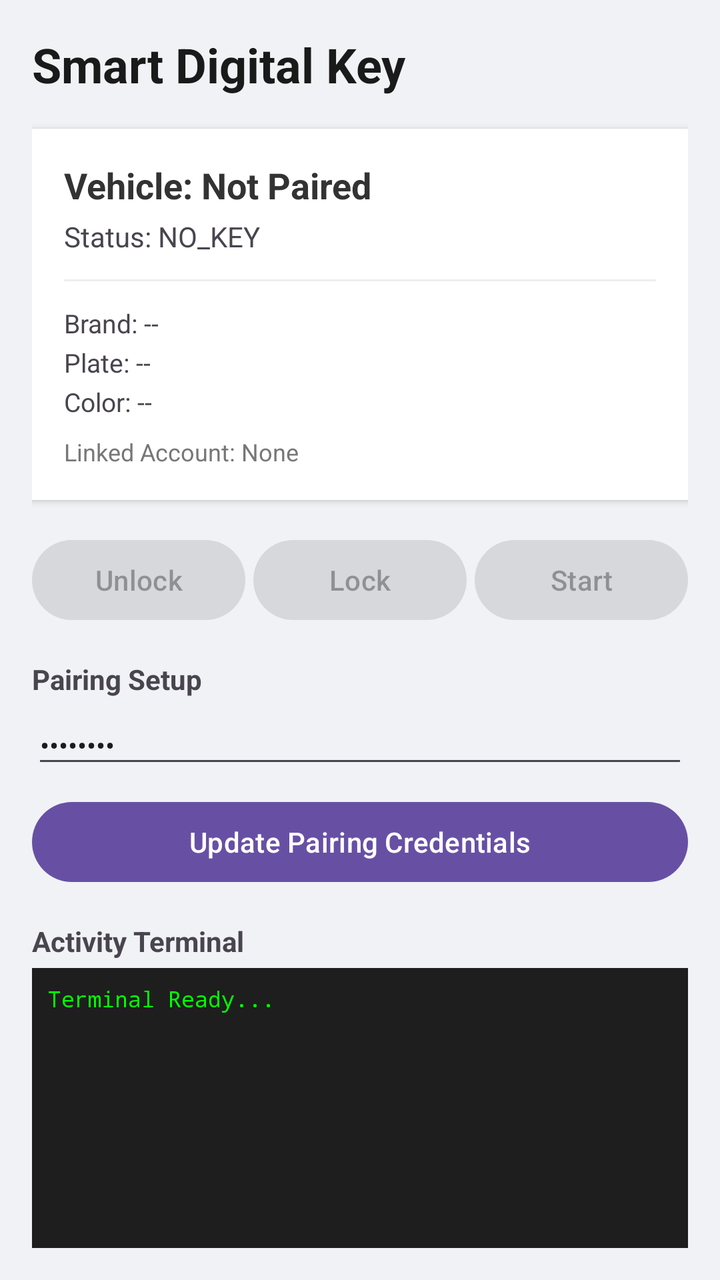
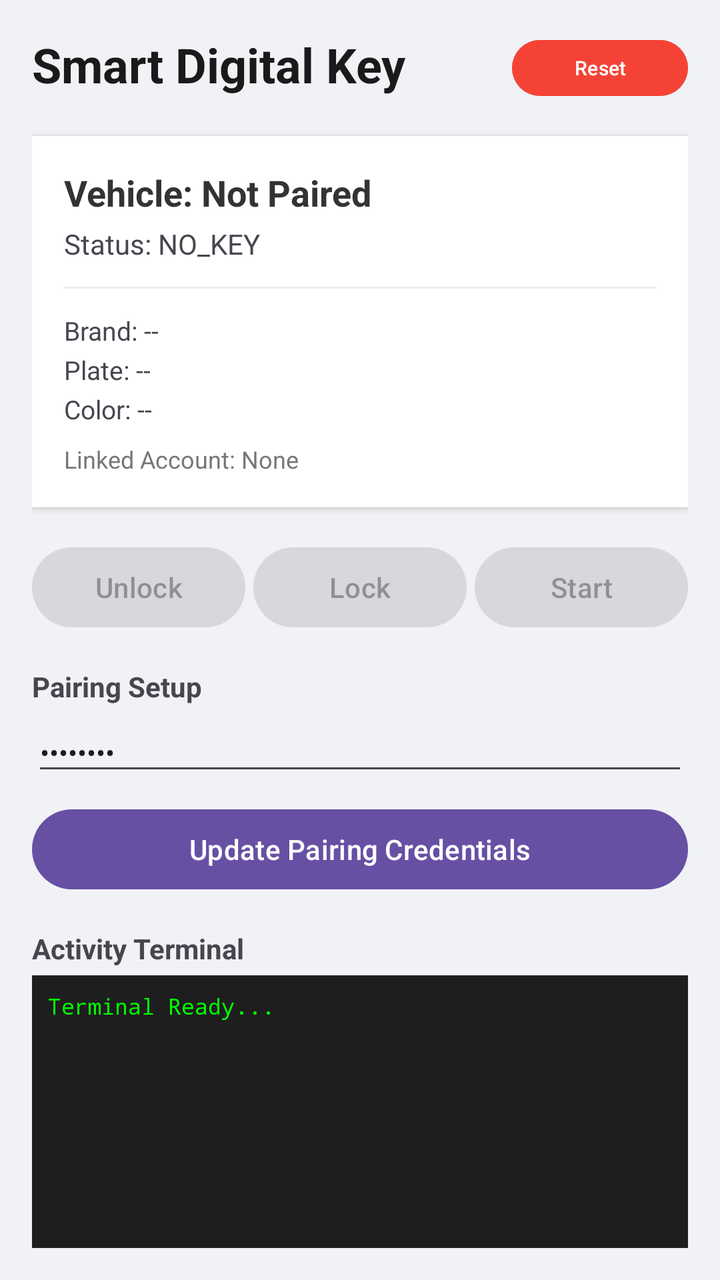

The first picture is an Android layout as it rendered before a commit; the second is the same layout after the commit. The layout source and the unified diff follow.
<!-- AndroidManifest.xml: application theme Theme._100_BasicCrypto -->
<!-- res/layout/activity_main.xml -->
<?xml version="1.0" encoding="utf-8"?>
<LinearLayout xmlns:android="http://schemas.android.com/apk/res/android"
    xmlns:app="http://schemas.android.com/apk/res-auto"
    xmlns:tools="http://schemas.android.com/tools"
    android:layout_width="match_parent"
    android:layout_height="match_parent"
    android:orientation="vertical"
    android:padding="16dp"
    android:background="#F0F2F5"
    tools:context=".MainActivity">

    <TextView
        android:layout_width="wrap_content"
        android:layout_height="wrap_content"
        android:text="Smart Digital Key"
        android:textSize="24sp"
        android:textStyle="bold"
        android:textColor="#1A1A1A"
        android:layout_marginBottom="16dp" />

    
    <LinearLayout
        android:id="@+id/card_key_info"
        android:layout_width="match_parent"
        android:layout_height="wrap_content"
        android:orientation="vertical"
        android:background="@android:color/white"
        android:padding="16dp"
        android:elevation="2dp"
        android:layout_marginBottom="16dp">

        <TextView
            android:id="@+id/tv_key_name"
            android:layout_width="wrap_content"
            android:layout_height="wrap_content"
            android:text="Vehicle: Not Paired"
            android:textStyle="bold"
            android:textSize="18sp"
            android:textColor="#333333" />

        <TextView
            android:id="@+id/tv_key_state"
            android:layout_width="wrap_content"
            android:layout_height="wrap_content"
            android:text="Status: NO_KEY"
            android:textSize="14sp"
            android:layout_marginTop="4dp" />

        <View
            android:layout_width="match_parent"
            android:layout_height="1dp"
            android:background="#EEEEEE"
            android:layout_marginVertical="12dp" />

        
        <TextView
            android:id="@+id/tv_metadata_brand"
            android:layout_width="wrap_content"
            android:layout_height="wrap_content"
            android:text="Brand: --"
            android:textSize="13sp" />

        <TextView
            android:id="@+id/tv_metadata_plate"
            android:layout_width="wrap_content"
            android:layout_height="wrap_content"
            android:text="Plate: --"
            android:textSize="13sp"
            android:layout_marginTop="2dp" />

        <TextView
            android:id="@+id/tv_metadata_color"
            android:layout_width="wrap_content"
            android:layout_height="wrap_content"
            android:text="Color: --"
            android:textSize="13sp"
            android:layout_marginTop="2dp" />

        <TextView
            android:id="@+id/tv_account_id"
            android:layout_width="wrap_content"
            android:layout_height="wrap_content"
            android:text="Linked Account: None"
            android:textSize="12sp"
            android:textColor="#777777"
            android:layout_marginTop="8dp" />
    </LinearLayout>

    
    <LinearLayout
        android:layout_width="match_parent"
        android:layout_height="wrap_content"
        android:orientation="horizontal"
        android:layout_marginBottom="16dp">

        <Button
            android:id="@+id/btn_unlock"
            android:layout_width="0dp"
            android:layout_height="wrap_content"
            android:layout_weight="1"
            android:text="Unlock"
            android:enabled="false"
            android:layout_marginRight="4dp" />

        <Button
            android:id="@+id/btn_lock"
            android:layout_width="0dp"
            android:layout_height="wrap_content"
            android:layout_weight="1"
            android:text="Lock"
            android:enabled="false"
            android:layout_marginRight="4dp" />

        <Button
            android:id="@+id/btn_start"
            android:layout_width="0dp"
            android:layout_height="wrap_content"
            android:layout_weight="1"
            android:text="Start"
            android:enabled="false" />
    </LinearLayout>

    
    <TextView
        android:layout_width="wrap_content"
        android:layout_height="wrap_content"
        android:text="Pairing Setup"
        android:textStyle="bold"
        android:layout_marginBottom="4dp" />

    <EditText
        android:id="@+id/et_pairing_password"
        android:layout_width="match_parent"
        android:layout_height="wrap_content"
        android:hint="Enter Pairing Password"
        android:text="12345678"
        android:inputType="textPassword"
        android:textSize="14sp"
        android:layout_marginBottom="8dp" />

    <Button
        android:id="@+id/btn_save_password"
        android:layout_width="match_parent"
        android:layout_height="wrap_content"
        android:text="Update Pairing Credentials"
        android:layout_marginBottom="16dp" />

    
    <TextView
        android:layout_width="wrap_content"
        android:layout_height="wrap_content"
        android:text="Activity Terminal"
        android:textStyle="bold"
        android:layout_marginBottom="4dp" />

    <ScrollView
        android:layout_width="match_parent"
        android:layout_height="0dp"
        android:layout_weight="1"
        android:background="#1E1E1E"
        android:padding="8dp">

        <TextView
            android:id="@+id/tv_log"
            android:layout_width="match_parent"
            android:layout_height="wrap_content"
            android:fontFamily="monospace"
            android:text="Terminal Ready..."
            android:textColor="#00FF00"
            android:textSize="11sp" />
    </ScrollView>

</LinearLayout>
<!-- resources referenced by this layout -->
<resources>
  <style name="Theme._100_BasicCrypto" parent="Base.Theme._100_BasicCrypto" />
  <style name="Base.Theme._100_BasicCrypto" parent="Theme.Material3.DayNight.NoActionBar">
          
          
      </style>
</resources>

<!-- the commit's change to res/layout/activity_main.xml (unified diff, before → after) -->
@@ -9,14 +9,29 @@
     android:background="#F0F2F5"
     tools:context=".MainActivity">
 
-    <TextView
-        android:layout_width="wrap_content"
+    <RelativeLayout
+        android:layout_width="match_parent"
         android:layout_height="wrap_content"
-        android:text="Smart Digital Key"
-        android:textSize="24sp"
-        android:textStyle="bold"
-        android:textColor="#1A1A1A"
-        android:layout_marginBottom="16dp" />
+        android:layout_marginBottom="16dp">
+
+        <TextView
+            android:layout_width="wrap_content"
+            android:layout_height="wrap_content"
+            android:text="Smart Digital Key"
+            android:textSize="24sp"
+            android:textStyle="bold"
+            android:textColor="#1A1A1A" />
+
+        <Button
+            android:id="@+id/btn_clear_keys"
+            android:layout_width="wrap_content"
+            android:layout_height="36dp"
+            android:layout_alignParentEnd="true"
+            android:backgroundTint="#F44336"
+            android:text="Reset"
+            android:textSize="10sp"
+            android:paddingHorizontal="8dp" />
+    </RelativeLayout>
 
     
     <LinearLayout
